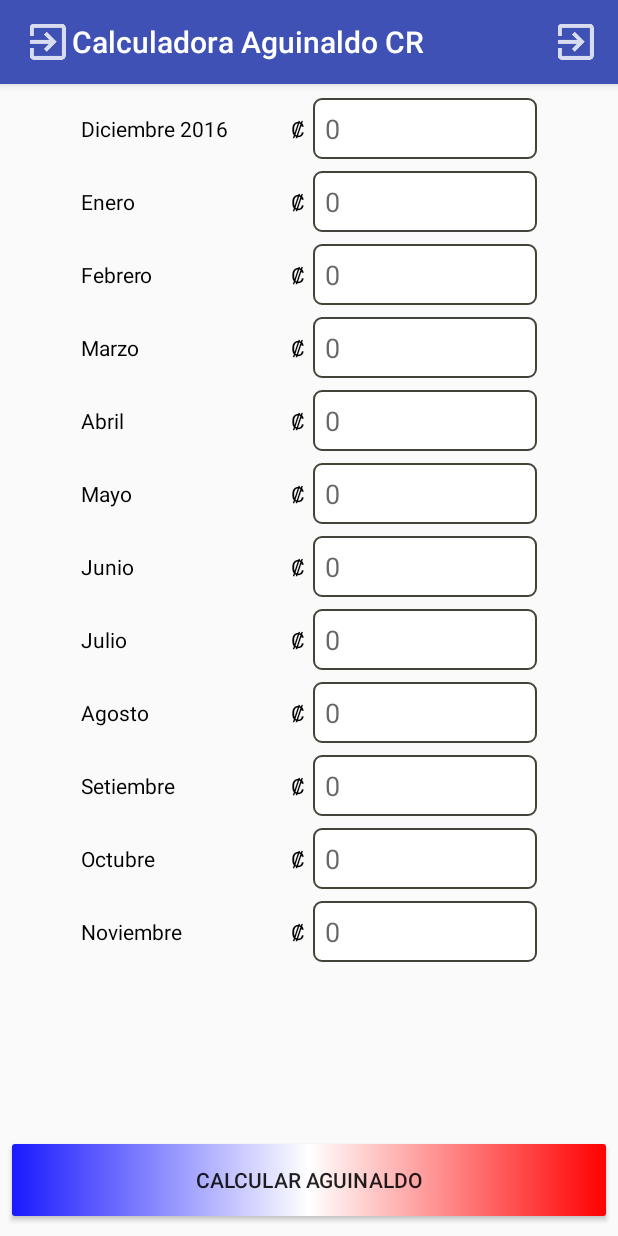
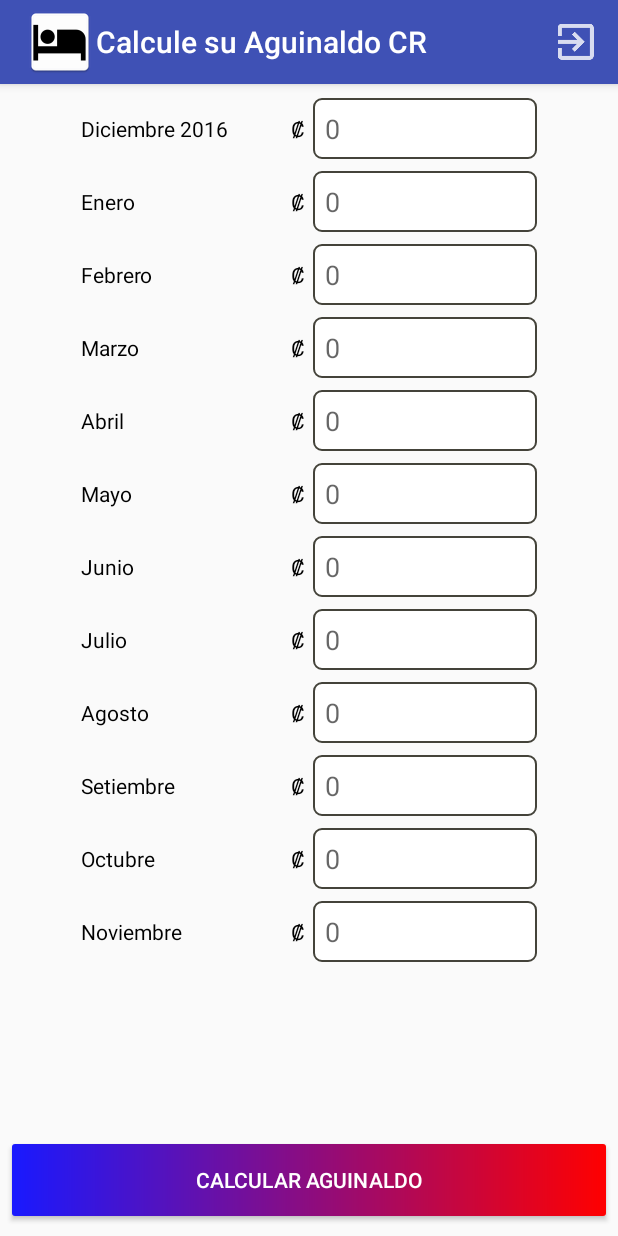
Before and after one commit to eusan91/AguinaldoCR, an Android app: the screen it shows after launch (MainActivity), on a phone screen of 412 x 824 dp. Run offline under Robolectric (Android 15) with nearby library versions, the phone set to English and light mode, and no system bars.

Commit message:
splash screen added

```diff
--- a/app/src/main/AndroidManifest.xml
+++ b/app/src/main/AndroidManifest.xml
@@ -4,13 +4,16 @@
 
     <application
         android:allowBackup="true"
+        android:debuggable="true"
         android:icon="@mipmap/ic_launcher"
         android:label="@string/app_name"
-        android:debuggable="true"
         android:roundIcon="@mipmap/ic_launcher_round"
         android:supportsRtl="true"
         android:theme="@style/AppTheme">
         <activity android:name=".MainActivity">
+
+        </activity>
+        <activity android:name=".SplashActivity" android:theme="@style/SplashTheme">
             <intent-filter>
                 <action android:name="android.intent.action.MAIN" />
 
--- a/app/src/main/java/com/santamaria/aguinaldocr/MainActivity.kt
+++ b/app/src/main/java/com/santamaria/aguinaldocr/MainActivity.kt
@@ -47,7 +47,7 @@ class MainActivity : AppCompatActivity() {
 
     private fun setLogo() {
         var ab = supportActionBar
-        ab?.setLogo(R.drawable.ic_exit_menu)
+        ab?.setLogo(R.mipmap.ic_launcher)
         ab?.setDisplayUseLogoEnabled(true);
         ab?.setDisplayShowHomeEnabled(true);
     }
--- /dev/null
+++ b/app/src/main/java/com/santamaria/aguinaldocr/SplashActivity.kt
@@ -0,0 +1,18 @@
+package com.santamaria.aguinaldocr
+
+import android.content.Intent
+import android.support.v7.app.AppCompatActivity
+import android.os.Bundle
+
+class SplashActivity : AppCompatActivity() {
+
+    override fun onCreate(savedInstanceState: Bundle?) {
+        super.onCreate(savedInstanceState)
+
+        intent = Intent(this,MainActivity::class.java)
+        Thread.sleep(1500)
+        startActivity(intent)
+
+        finish()
+    }
+}
--- a/app/src/main/res/drawable/background.xml
+++ b/app/src/main/res/drawable/background.xml
@@ -6,7 +6,6 @@
         android:topRightRadius="2dp"
         android:topLeftRadius="2dp"/>
     <gradient android:startColor="#1919ff"
-        android:centerColor="#fff"
         android:endColor="#ff0000"
         android:angle="0"/>
 
--- /dev/null
+++ b/app/src/main/res/drawable/splash_background.xml
@@ -0,0 +1,10 @@
+<?xml version="1.0" encoding="utf-8"?>
+<layer-list xmlns:android="http://schemas.android.com/apk/res/android">
+
+    <item android:drawable="@color/colorPrimary" />
+    <item>
+        <bitmap
+            android:gravity="center"
+        android:src="@mipmap/ic_launcher" />
+    </item>
+</layer-list>
--- a/app/src/main/res/layout/activity_main.xml
+++ b/app/src/main/res/layout/activity_main.xml
@@ -28,6 +28,7 @@
         android:padding="8dp"
         android:layout_marginLeft="8dp"
         android:layout_marginRight="8dp"
+        android:textColor="#fff"
         android:onClick="ComputeAguinaldo"/>
 
 </RelativeLayout>
--- a/app/src/main/res/values/strings.xml
+++ b/app/src/main/res/values/strings.xml
@@ -1,3 +1,3 @@
 <resources>
-    <string name="app_name">Calculadora Aguinaldo CR</string>
+    <string name="app_name">Calcule su Aguinaldo CR</string>
 </resources>
--- a/app/src/main/res/values/styles.xml
+++ b/app/src/main/res/values/styles.xml
@@ -8,4 +8,11 @@
         <item name="colorAccent">@color/colorAccent</item>
     </style>
 
+    <style name="SplashTheme" parent="Theme.AppCompat.NoActionBar">
+
+        <item name="android:windowBackground">@drawable/splash_background</item>
+
+    </style>
+
+
 </resources>
```
Also changed, not shown: app/src/main/ic_launcher-web.png (added), app/src/main/res/mipmap-hdpi/ic_launcher.png, app/src/main/res/mipmap-mdpi/ic_launcher.png, app/src/main/res/mipmap-xhdpi/ic_launcher.png, app/src/main/res/mipmap-xxhdpi/ic_launcher.png, app/src/main/res/mipmap-xxxhdpi/ic_launcher.png.
